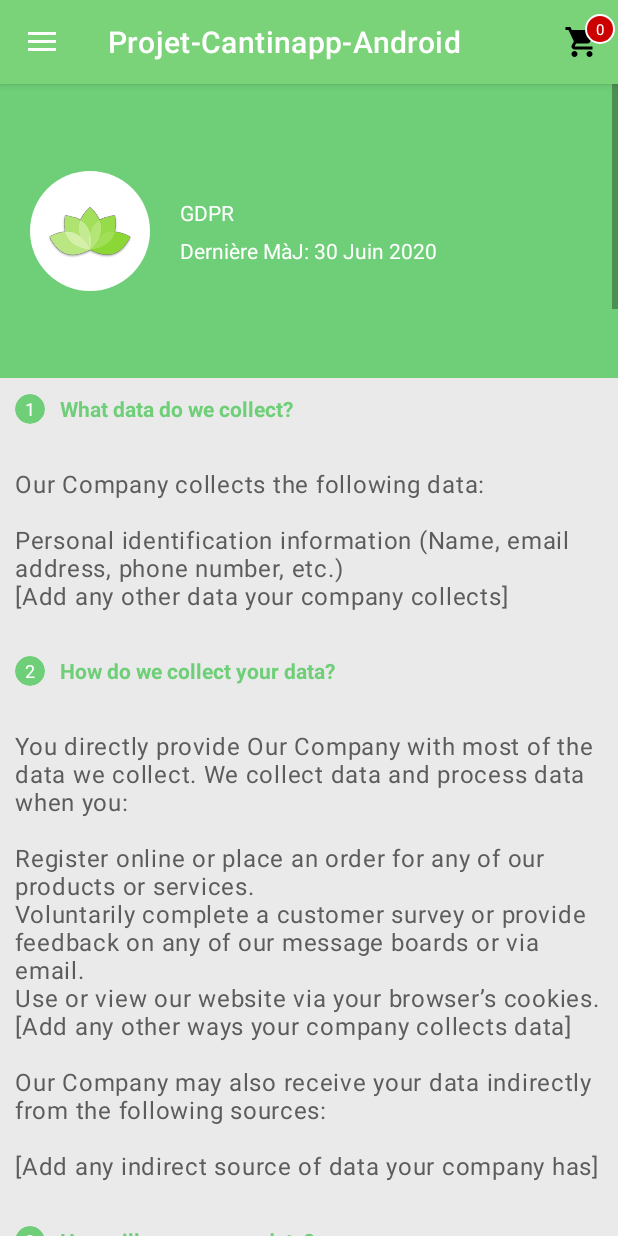
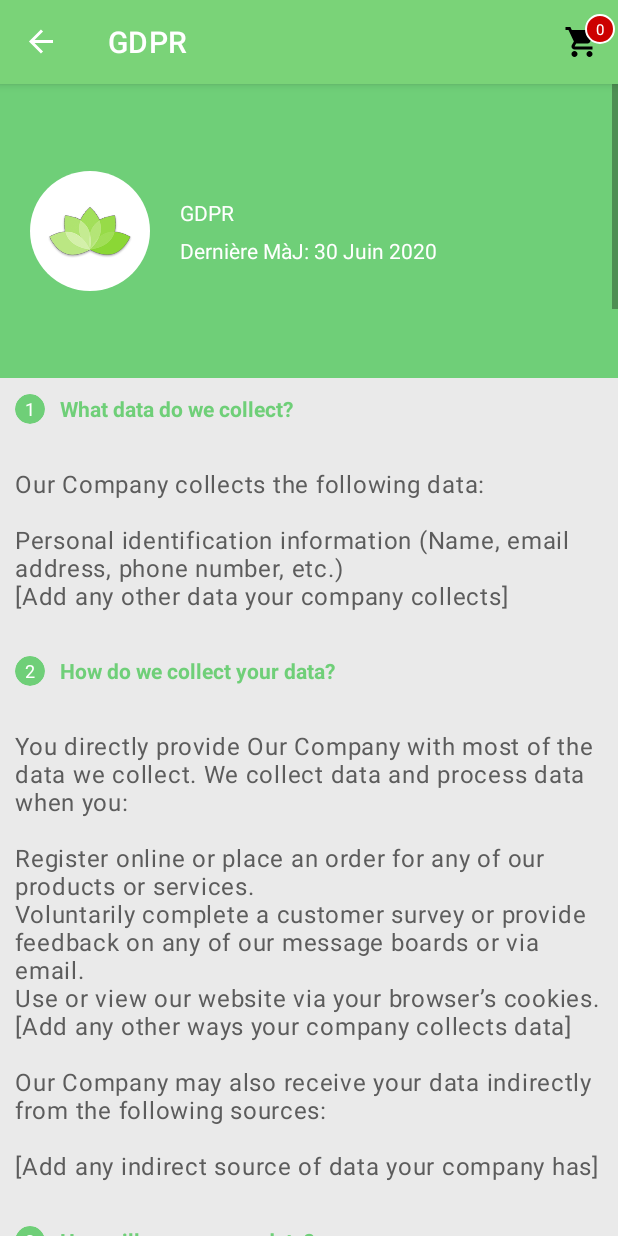
Before and after one commit to BenjaminSpoiden/CanteenAppAndroid, an Android app: the screen it shows after launch (MainActivity), in the side drawer, after a tap on "GDPR", on a phone screen of 412 x 824 dp. Run offline under Robolectric (Android 15) with nearby library versions, the light colour scheme and no system bars; our stand-ins replace navigation-ui; libraries missing offline, so code that uses them is left out: com.jakewharton.threetenabp, mva2.adapter, org.kodein.di; Roboto replaces fonts that are not available here; 3 statements that could not run were skipped.

Commit message:
implemented navGrap for the drawer

```diff
--- a/app/src/main/java/be/technifutur/devmob9/projet_cantinapp_android/view/ui/activities/MainActivity.kt
+++ b/app/src/main/java/be/technifutur/devmob9/projet_cantinapp_android/view/ui/activities/MainActivity.kt
@@ -15,6 +15,11 @@ import androidx.core.view.GravityCompat
 import androidx.drawerlayout.widget.DrawerLayout
 import androidx.fragment.app.Fragment
 import androidx.lifecycle.*
+import androidx.navigation.findNavController
+import androidx.navigation.ui.AppBarConfiguration
+import androidx.navigation.ui.navigateUp
+import androidx.navigation.ui.setupActionBarWithNavController
+import androidx.navigation.ui.setupWithNavController
 import be.technifutur.devmob9.projet_cantinapp_android.R
 import be.technifutur.devmob9.projet_cantinapp_android.interfaces.FragmentListener
 import be.technifutur.devmob9.projet_cantinapp_android.model.data.MenuItemModel
@@ -27,19 +32,20 @@ import be.technifutur.devmob9.projet_cantinapp_android.viewmodel.CartBadgeViewMo
 import be.technifutur.devmob9.projet_cantinapp_android.viewmodel.MainFragmentViewModel
 import com.google.android.material.snackbar.Snackbar
 import kotlinx.android.synthetic.main.activity_main.*
-import kotlinx.android.synthetic.main.activity_main.root_layout
+import kotlinx.android.synthetic.main.activity_main.drawer_layout
 import kotlinx.android.synthetic.main.fragment_main.*
 
-class MainActivity: AppCompatActivity(), FragmentListener{
+class MainActivity: AppCompatActivity(), FragmentListener {
 
     companion object {
         fun getInstance() = MainActivity()
     }
 
-    private lateinit var toggle: ActionBarDrawerToggle
-    private lateinit var drawerLayout: DrawerLayout
+//    private lateinit var toggle: ActionBarDrawerToggle
+//    private lateinit var drawerLayout: DrawerLayout
 
     private lateinit var mainFragmentViewModel: MainFragmentViewModel
+    private lateinit var appBarConfiguration: AppBarConfiguration
 
     private val cartBadgeViewModel by lazy {
         ViewModelProviders.of(this).get(CartBadgeViewModel::class.java)
@@ -49,19 +55,24 @@ class MainActivity: AppCompatActivity(), FragmentListener{
     override fun onCreate(savedInstanceState: Bundle?) {
         super.onCreate(savedInstanceState)
         setContentView(R.layout.activity_main)
-        addFragment(MainFragment.getInstance(), R.id.fragment_container)
+
+        val navController = findNavController(R.id.nav_host_fragment)
+        navigationView.setupWithNavController(navController)
+        appBarConfiguration = AppBarConfiguration(navController.graph, drawer_layout)
+        setupActionBarWithNavController(navController, appBarConfiguration)
+//        addFragment(MainFragment.getInstance(), R.id.nav_host_fragment)
         requestedOrientation = ActivityInfo.SCREEN_ORIENTATION_PORTRAIT
-        drawerLayout = findViewById(R.id.root_layout)
+//        drawerLayout = findViewById(R.id.drawer_layout)
 
-        toggle = ActionBarDrawerToggle(this, drawerLayout, R.string.navigation_drawer_open, R.string.navigation_drawer_close)
-        toggle.isDrawerIndicatorEnabled = true
-        toggle.syncState()
-        drawerLayout.addDrawerListener(toggle)
+//        toggle = ActionBarDrawerToggle(this, drawerLayout, R.string.navigation_drawer_open, R.string.navigation_drawer_close)
+//        toggle.isDrawerIndicatorEnabled = true
+//        toggle.syncState()
+//        drawerLayout.addDrawerListener(toggle)
+//
+//        supportActionBar?.setDisplayHomeAsUpEnabled(true)
+//        supportActionBar?.setDisplayShowHomeEnabled(true)
 
-        supportActionBar?.setDisplayHomeAsUpEnabled(true)
-        supportActionBar?.setDisplayShowHomeEnabled(true)
-
-        setupBurgerMenuItems()
+//        setupBurgerMenuItems()
 
         mainFragmentViewModel = ViewModelProviders.of(this).get(MainFragmentViewModel::class.java)
         mainFragmentViewModel.title.observe(this, Observer {
@@ -69,13 +80,18 @@ class MainActivity: AppCompatActivity(), FragmentListener{
         })
     }
 
-    override fun onBackPressed() {
-        if(drawerLayout.isDrawerOpen(GravityCompat.START)){
-            drawerLayout.closeDrawer(GravityCompat.START)
-        } else {
-            super.onBackPressed()
-        }
+    override fun onSupportNavigateUp(): Boolean {
+        val navController = findNavController(R.id.nav_host_fragment)
+        return navController.navigateUp(appBarConfiguration) || super.onSupportNavigateUp()
     }
+
+//    override fun onBackPressed() {
+//        if(drawerLayout.isDrawerOpen(GravityCompat.START)){
+//            drawerLayout.closeDrawer(GravityCompat.START)
+//        } else {
+//            super.onBackPressed()
+//        }
+//    }
 
     override fun onCreateOptionsMenu(menu: Menu?): Boolean {
         menuInflater.inflate(R.menu.toolbar_menu, menu)
@@ -107,7 +123,7 @@ class MainActivity: AppCompatActivity(), FragmentListener{
                 replaceFragmentWithBackStack(OrdersFragment.getInstance())
             }else {
                 Snackbar
-                    .make(this.root_layout, "You don't have anything in your cart", Snackbar.LENGTH_SHORT)
+                    .make(this.drawer_layout, "You don't have anything in your cart", Snackbar.LENGTH_SHORT)
                     .setAnchorView(bottomBar)
                     .setAction("CLOSE") {
 
@@ -117,12 +133,12 @@ class MainActivity: AppCompatActivity(), FragmentListener{
         }
     }
 
-    override fun onOptionsItemSelected(item: MenuItem): Boolean {
-        if(toggle.onOptionsItemSelected(item)){
-            return true
-        }
-        return super.onOptionsItemSelected(item)
-    }
+//    override fun onOptionsItemSelected(item: MenuItem): Boolean {
+//        if(toggle.onOptionsItemSelected(item)){
+//            return true
+//        }
+//        return super.onOptionsItemSelected(item)
+//    }
 
     override fun onFragmentSelectedFromMenu(position: Int) {
         when(position) {
@@ -171,40 +187,40 @@ class MainActivity: AppCompatActivity(), FragmentListener{
         supportFragmentManager
             .beginTransaction()
             .addToBackStack(null)
-            .add(R.id.fragment_container, fragment)
+            .add(R.id.nav_host_fragment, fragment)
             .commit()
     }
 
-    private fun setupBurgerMenuItems(){
-        navigationView.setNavigationItemSelectedListener {
-            when(it.itemId) {
-                R.id.activity_main_drawer_profile -> {
-                    drawerFragmentImpl(AccountFragment.getInstance())
-                }
-                R.id.activity_main_drawer_gdpr -> {
-                    drawerFragmentImpl(MenuGDPRFragment.getInstance())
-                }
-                R.id.activity_main_drawer_contact -> {
-                    drawerFragmentImpl(ContactFragment.getInstance())
-                }
-                R.id.activity_main_drawer_allergies -> {
-                    drawerFragmentImpl(AllergiesInfoFragment.getInstance())
-                }
-                R.id.activity_main_drawer_tos -> {
-                    drawerFragmentImpl(TermsOfServicesFragment.getInstance())
-                }
-//                R.id.activity_main_drawer_tutorial -> {
-//                    // Onboarding
+//    private fun setupBurgerMenuItems(){
+//        navigationView.setNavigationItemSelectedListener {
+//            when(it.itemId) {
+//                R.id.activity_main_drawer_profile -> {
+//                    drawerFragmentImpl(AccountFragment.getInstance())
 //                }
-            }
-            true
-        }
-    }
+//                R.id.activity_main_drawer_gdpr -> {
+//                    drawerFragmentImpl(MenuGDPRFragment.getInstance())
+//                }
+//                R.id.activity_main_drawer_contact -> {
+//                    drawerFragmentImpl(ContactFragment.getInstance())
+//                }
+//                R.id.activity_main_drawer_allergies -> {
+//                    drawerFragmentImpl(AllergiesInfoFragment.getInstance())
+//                }
+//                R.id.activity_main_drawer_tos -> {
+//                    drawerFragmentImpl(TermsOfServicesFragment.getInstance())
+//                }
+////                R.id.activity_main_drawer_tutorial -> {
+////                    // Onboarding
+////                }
+//            }
+//            true
+//        }
+//    }
 
-    private fun drawerFragmentImpl(fragment: Fragment){
-        supportFragmentManager.popBackStack()
-        replaceFragmentWithBackStack(fragment)
-        root_layout.closeDrawer(GravityCompat.START)
-    }
+//    private fun drawerFragmentImpl(fragment: Fragment){
+//        supportFragmentManager.popBackStack()
+//        replaceFragmentWithBackStack(fragment)
+//        drawer_layout.closeDrawer(GravityCompat.START)
+//    }
 
 }
--- a/app/src/main/java/be/technifutur/devmob9/projet_cantinapp_android/view/ui/fragments/BaseFragment.kt
+++ b/app/src/main/java/be/technifutur/devmob9/projet_cantinapp_android/view/ui/fragments/BaseFragment.kt
@@ -25,9 +25,6 @@ abstract class BaseFragment: Fragment() {
     private lateinit var mainFragmentViewModel: MainFragmentViewModel
     abstract val title: String
 
-//    private var listener: FragmentListener? = null
-
-
     override fun onViewCreated(view: View, savedInstanceState: Bundle?) {
         super.onViewCreated(view, savedInstanceState)
         view.isClickable = true
@@ -36,7 +33,6 @@ abstract class BaseFragment: Fragment() {
         }?.let {
             view.setBackgroundColor(it)
         }
-//        listener?.getFragmentTitle(title)
     }
 
     override fun onActivityCreated(savedInstanceState: Bundle?) {
@@ -46,22 +42,4 @@ abstract class BaseFragment: Fragment() {
         } ?: throw Throwable("Invalid Activity")
         mainFragmentViewModel.onUpdateActionBarTitle(title)
     }
-
-
-    override fun onAttach(context: Context) {
-        super.onAttach(context)
-        Log.d("Attached", "onAttach from $context")
-    }
-
-//    override fun onAttach(context: Context) {
-//        super.onAttach(context)
-//        if(context is FragmentListener){
-//            listener = context
-//        }
-//    }
-//
-//    override fun onDetach() {
-//        super.onDetach()
-//        listener = null
-//    }
 }
--- a/app/src/main/java/be/technifutur/devmob9/projet_cantinapp_android/view/ui/fragments/auth/LoginFragment.kt
+++ b/app/src/main/java/be/technifutur/devmob9/projet_cantinapp_android/view/ui/fragments/auth/LoginFragment.kt
@@ -40,12 +40,12 @@ class LoginFragment: Fragment(), AuthListener, KodeinAware {
         //Allow to check if the user is logged in, if so we directly load the MainMenuFragment
         viewModel.userLoggedIn.observe(viewLifecycleOwner, Observer {
             if(it){
-                fragmentTransaction(HomeFragment.getInstance(), R.id.fragment_container)
+                fragmentTransaction(HomeFragment.getInstance(), R.id.nav_host_fragment)
             }
         })
         val registerButton: Button = view.findViewById(R.id.register_button)
         registerButton.setOnClickListener {
-            fragmentTransaction(SignupFragment(), R.id.fragment_container)
+            fragmentTransaction(SignupFragment(), R.id.nav_host_fragment)
         }
         return view
     }
--- a/app/src/main/java/be/technifutur/devmob9/projet_cantinapp_android/view/ui/fragments/auth/SignupFragment.kt
+++ b/app/src/main/java/be/technifutur/devmob9/projet_cantinapp_android/view/ui/fragments/auth/SignupFragment.kt
@@ -38,7 +38,7 @@ class SignupFragment: Fragment(), AuthListener, KodeinAware {
 
         val backToLoginButton: Button = view.findViewById(R.id.backToLogin_button)
         backToLoginButton.setOnClickListener {
-            fragmentTransaction(LoginFragment(), R.id.fragment_container)
+            fragmentTransaction(LoginFragment(), R.id.nav_host_fragment)
         }
         return view
     }
--- a/app/src/main/res/layout/activity_main.xml
+++ b/app/src/main/res/layout/activity_main.xml
@@ -1,7 +1,7 @@
 <?xml version="1.0" encoding="utf-8"?>
 <androidx.drawerlayout.widget.DrawerLayout
     xmlns:android="http://schemas.android.com/apk/res/android"
-    android:id="@+id/root_layout"
+    android:id="@+id/drawer_layout"
     xmlns:app="http://schemas.android.com/apk/res-auto"
     android:layout_width="match_parent"
     android:layout_height="match_parent"
@@ -10,9 +10,12 @@
     <LinearLayout
         android:layout_width="match_parent"
         android:layout_height="match_parent">
-        <FrameLayout
-            android:id="@+id/fragment_container"
+        <fragment
+            android:id="@+id/nav_host_fragment"
+            android:name="androidx.navigation.fragment.NavHostFragment"
             android:layout_width="match_parent"
+            app:navGraph="@navigation/nav_graph"
+            app:defaultNavHost="true"
             android:layout_height="match_parent" />
 
     </LinearLayout>
--- a/app/src/main/res/layout/fragment_home.xml
+++ b/app/src/main/res/layout/fragment_home.xml
@@ -2,7 +2,7 @@
 
 <androidx.constraintlayout.widget.ConstraintLayout xmlns:android="http://schemas.android.com/apk/res/android"
     xmlns:app="http://schemas.android.com/apk/res-auto"
-    android:id="@+id/root_layout"
+    android:id="@+id/drawer_layout"
     android:layout_width="match_parent"
     android:layout_height="match_parent"
     android:background="@color/backgroundAppColor"
--- a/app/src/main/res/menu/navigation_items.xml
+++ b/app/src/main/res/menu/navigation_items.xml
@@ -6,7 +6,7 @@
         <item
             android:id="@+id/activity_main_drawer_profile"
             android:icon="@drawable/ic_account_circle_black_24dp"
-            android:title="Profil" />
+            android:title="@string/profil" />
     </group>
 
     <item android:title="Paramètres">
@@ -15,19 +15,19 @@
                 <item
                     android:id="@+id/activity_main_drawer_gdpr"
                     android:icon="@drawable/ic_gdpr"
-                    android:title="GDPR"/>
+                    android:title="@string/gdpr"/>
                 <item
                     android:id="@+id/activity_main_drawer_contact"
                     android:icon="@drawable/ic_email"
-                    android:title="Contact"/>
+                    android:title="@string/contact"/>
                 <item
                     android:id="@+id/activity_main_drawer_allergies"
                     android:icon="@drawable/ic_gluten_free"
-                    android:title="Info Allergènes"/>
+                    android:title="@string/info_allergenes"/>
                 <item
                     android:id="@+id/activity_main_drawer_tos"
                     android:icon="@drawable/ic_terms_of_services"
-                    android:title="Conditions d'utilisation"/>
+                    android:title="@string/tos"/>
 <!--                <item-->
 <!--                    android:id="@+id/activity_main_drawer_tutorial"-->
 <!--                    android:icon="@drawable/ic_info_outline_white_24dp"-->
--- a/app/src/main/res/navigation/nav_graph.xml
+++ b/app/src/main/res/navigation/nav_graph.xml
@@ -1,5 +1,48 @@
 <?xml version="1.0" encoding="utf-8"?>
 <navigation xmlns:android="http://schemas.android.com/apk/res/android"
-    xmlns:app="http://schemas.android.com/apk/res-auto" android:id="@+id/nav_graph">
+    xmlns:app="http://schemas.android.com/apk/res-auto" android:id="@+id/nav_graph"
+    app:startDestination="@id/mainFragment"
+    xmlns:tools="http://schemas.android.com/tools">
+    <fragment
+        android:id="@+id/mainFragment"
+        android:name="be.technifutur.devmob9.projet_cantinapp_android.view.ui.fragments.MainFragment"
+        android:label="MainFragment"
+        tools:layout="@layout/fragment_main"/>
+    <fragment
+        android:id="@+id/ordersFragment"
+        android:name="be.technifutur.devmob9.projet_cantinapp_android.view.ui.fragments.OrdersFragment"
+        android:label="OrdersFragment"
+        tools:layout="@layout/fragment_orders"/>
+    <fragment
+        android:id="@+id/homeFragment"
+        android:name="be.technifutur.devmob9.projet_cantinapp_android.view.ui.fragments.HomeFragment"
+        android:label="HomeFragment"
+        tools:layout="@layout/fragment_home"/>
+    <fragment
+        android:id="@id/activity_main_drawer_gdpr"
+        android:name="be.technifutur.devmob9.projet_cantinapp_android.view.ui.fragments.MenuGDPRFragment"
+        android:label="@string/gdpr"
+        tools:layout="@layout/fragment_menu_gdpr"/>
+    <fragment
+        android:id="@id/activity_main_drawer_profile"
+        android:name="be.technifutur.devmob9.projet_cantinapp_android.view.ui.fragments.AccountFragment"
+        android:label="@string/profil"
+        tools:layout="@layout/fragment_account"/>
+    <fragment
+        android:id="@id/activity_main_drawer_contact"
+        android:name="be.technifutur.devmob9.projet_cantinapp_android.view.ui.fragments.ContactFragment"
+        android:label="@string/contact"
+        tools:layout="@layout/fragment_contact"/>
+    <fragment
+        android:id="@id/activity_main_drawer_allergies"
+        android:name="be.technifutur.devmob9.projet_cantinapp_android.view.ui.fragments.AllergiesInfoFragment"
+        android:label="@string/info_allergenes"
+        tools:layout="@layout/fragment_allergies_info"/>
+    <fragment
+        android:id="@id/activity_main_drawer_tos"
+        android:name="be.technifutur.devmob9.projet_cantinapp_android.view.ui.fragments.TermsOfServicesFragment"
+        android:label="@string/tos"
+        tools:layout="@layout/fragment_tos"/>
+
 
 </navigation>
--- a/app/src/main/res/values/strings.xml
+++ b/app/src/main/res/values/strings.xml
@@ -11,5 +11,10 @@
     <string name="tos_placeholder_2">Bllblbllblblblblblblbllblbllblblbllbllblblbblbllblblblbllblblbllb</string>
 
     <string name="tos_placeholder_3">Bllblbllblblblblblblbllblbllblblbllbllblblbblbllblblblbllblblbllb</string>
+    <string name="profil">Profil</string>
+    <string name="gdpr">GDPR</string>
+    <string name="contact">Contact</string>
+    <string name="info_allergenes">Info Allergènes</string>
+    <string name="tos">Conditions d\'utilisation</string>
 
 </resources>
```
